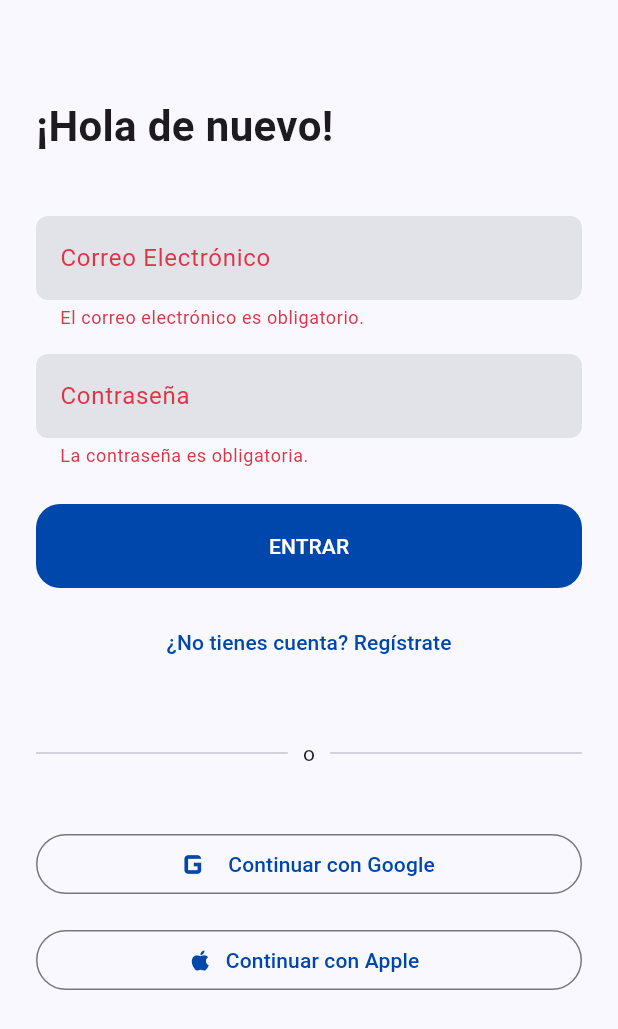
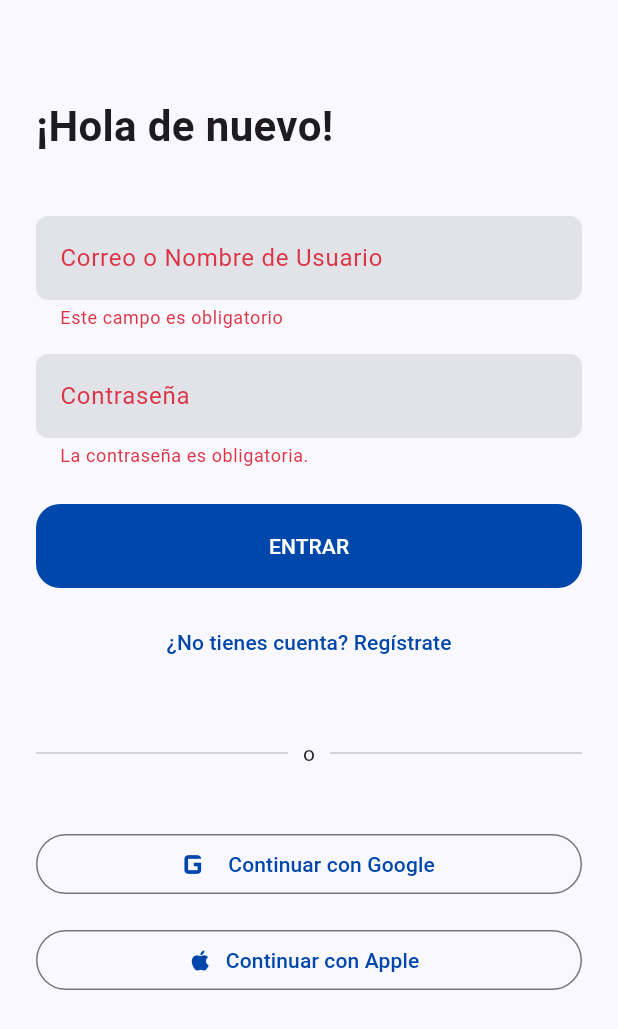
Before and after one commit to SCvenger/ChowTrack_App, a Flutter app: the screen it shows after launch, after a tap on "ENTRAR", on a phone screen of 412 x 824 dp. Shown: the top 1029 px of the screen. Run offline on Flutter 3.47's test engine with Material 3 defaults, Android fonts, the phone set to English and light mode, and no system bars; our stand-ins replace google_fonts; network calls fail; Roboto replaces fonts that are missing (Metrophobic).

Commit message:
frontend: implement API configuration, email verification polling view, and custom error dialog bubbles

```diff
--- a/frontend/lib/core/app_theme.dart
+++ b/frontend/lib/core/app_theme.dart
@@ -5,7 +5,7 @@ import 'package:google_fonts/google_fonts.dart';
 // Aquí guardamos los colores exactos de tu diseño.
 class AppColors {
   static const Color trustBlue = Color(0xFF0047AB); // Tu color de autoridad
-  static const Color emeraldGreen = Color(0xFF50C878); // Para estados seguros
+  static const Color esmeraldGreen = Color(0xFF50C878); // Para estados seguros
   static const Color panicRed = Color(0xFFDC3545); // EXCLUSIVO para emergencias
   static const Color surface = Color(0xFFFAF8FF); // Fondo principal
   static const Color outline = Color(0xFF737784); // Bordes de inputs
--- a/frontend/lib/features/auth/auth_view.dart
+++ b/frontend/lib/features/auth/auth_view.dart
@@ -1,7 +1,8 @@
 import 'package:chowtrack/core/app_theme.dart';
 import 'package:chowtrack/core/utils/app_validators.dart';
+import 'package:chowtrack/features/auth/email_verification_view.dart';
 import 'package:chowtrack/features/home/homeview.dart';
-import 'package:chowtrack/features/petRegistration/wizardsteps.dart';
+import 'package:chowtrack/features/petRegistration/wizardsteps.dart'; // ¡Vuelve a ser útil aquí!
 import 'package:flutter/material.dart';
 import 'auth_controller.dart';
 
@@ -16,7 +17,7 @@ class _AuthViewState extends State<AuthView> {
   final AuthController _authController = AuthController();
   final _formKey = GlobalKey<FormState>();
 
-  final _emailController = TextEditingController();
+  final _identityController = TextEditingController();
   final _passwordController = TextEditingController();
   final _confirmPasswordController = TextEditingController();
 
@@ -30,38 +31,38 @@ class _AuthViewState extends State<AuthView> {
 
   @override
   void dispose() {
-    // Limpiamos controladores para evitar fugas de memoria
-    _emailController.dispose();
+    _identityController.dispose();
     _passwordController.dispose();
     _confirmPasswordController.dispose();
     _authController.dispose();
     super.dispose();
   }
 
-  // Ejecuta la validación del frontend y dispara la lógica del controlador
   void _submitForm() async {
     if (_formKey.currentState!.validate()) {
       final success = await _authController.authenticateWithEmail(
-        email: _emailController.text.trim(),
+        identity: _identityController.text.trim(),
         password: _passwordController.text.trim(),
       );
 
       if (success && mounted) {
         if (_authController.isLoginMode) {
-          // Usuario antiguo -> Va directo al Inicio
+          // Flujo Email 1: Usuario existente -> Al mapa
           Navigator.pushReplacement(
             context,
             MaterialPageRoute(builder: (_) => const HomeView()),
           );
         } else {
-          // Usuario nuevo -> Va al paso a paso de la mascota
-          Navigator.pushReplacement(
+          // Flujo Email 2: Usuario nuevo -> A verificar correo (quien luego lo mandará al Wizard)
+          Navigator.push(
             context,
-            MaterialPageRoute(builder: (_) => const PetRegistrationWizard()),
+            MaterialPageRoute(
+              builder: (_) =>
+                  EmailVerificationView(email: _identityController.text.trim()),
+            ),
           );
         }
       } else if (mounted && _authController.errorMessage != null) {
-        // Muestra errores devueltos por el servidor si los hubiera
         ScaffoldMessenger.of(context).showSnackBar(
           SnackBar(
             content: Text(_authController.errorMessage!),
@@ -95,21 +96,35 @@ class _AuthViewState extends State<AuthView> {
                 ),
                 const SizedBox(height: 40),
 
-                // CAMPOS DEL FORMULARIO
                 TextFormField(
-                  controller: _emailController,
-                  keyboardType: TextInputType.emailAddress,
+                  controller: _identityController,
+                  keyboardType: _authController.isLoginMode
+                      ? TextInputType.text
+                      : TextInputType.emailAddress,
                   decoration: InputDecoration(
-                    labelText: "Correo Electrónico",
-                    hintText: "usuario@gmail.com",
+                    labelText: _authController.isLoginMode
+                        ? "Correo o Nombre de Usuario"
+                        : "Correo Electrónico",
+                    hintText: _authController.isLoginMode
+                        ? "ejemplo@gmail.com o tu_usuario"
+                        : "usuario@gmail.com",
                   ),
-                  validator: AppValidators.email,
+                  validator: (value) {
+                    if (value == null || value.trim().isEmpty) {
+                      return 'Este campo es obligatorio';
+                    }
+                    if (!_authController.isLoginMode) {
+                      return AppValidators.email(value);
+                    }
+                    return null;
+                  },
                 ),
                 AppTheme.spacer,
+
                 TextFormField(
                   controller: _passwordController,
                   obscureText: true,
-                  decoration: InputDecoration(
+                  decoration: const InputDecoration(
                     labelText: "Contraseña",
                     hintText: "**********",
                   ),
@@ -121,7 +136,7 @@ class _AuthViewState extends State<AuthView> {
                   TextFormField(
                     controller: _confirmPasswordController,
                     obscureText: true,
-                    decoration: InputDecoration(
+                    decoration: const InputDecoration(
                       labelText: "Confirmar Contraseña",
                       hintText: "**********",
                     ),
@@ -135,7 +150,6 @@ class _AuthViewState extends State<AuthView> {
 
                 const SizedBox(height: 24),
 
-                // BOTÓN PRINCIPAL ADAPTATIVO
                 _authController.isLoading
                     ? const Center(
                         child: Padding(
@@ -144,8 +158,7 @@ class _AuthViewState extends State<AuthView> {
                         ),
                       )
                     : FilledButton(
-                        onPressed:
-                            _submitForm, // Cambiado de () {} a nuestra función de lógica
+                        onPressed: _submitForm,
                         child: Text(
                           _authController.isLoginMode
                               ? "ENTRAR"
@@ -176,13 +189,38 @@ class _AuthViewState extends State<AuthView> {
                 ),
                 const SizedBox(height: 40),
 
-                // BOTONES SOCIALES
                 OutlinedButton.icon(
                   onPressed: () async {
+                    final currentContext = context;
                     final googleSuccess = await _authController
                         .signInWithGoogle();
-                    if (googleSuccess && mounted) {
-                      // Manejar redirección tras autenticar con Google
+
+                    if (!currentContext.mounted) return;
+
+                    if (googleSuccess) {
+                      // Corrección de lógica para Google: Filtramos por modo de pantalla
+                      if (_authController.isLoginMode) {
+                        // Flujo Google 1: Login exitoso -> Al mapa directamente
+                        Navigator.pushReplacement(
+                          currentContext,
+                          MaterialPageRoute(builder: (_) => const HomeView()),
+                        );
+                      } else {
+                        // Flujo Google 2: Registro exitoso -> Se salta la verificación y va al Wizard
+                        Navigator.pushReplacement(
+                          currentContext,
+                          MaterialPageRoute(
+                            builder: (_) => const PetRegistrationWizard(),
+                          ),
+                        );
+                      }
+                    } else if (_authController.errorMessage != null) {
+                      ScaffoldMessenger.of(currentContext).showSnackBar(
+                        SnackBar(
+                          content: Text(_authController.errorMessage!),
+                          backgroundColor: AppColors.panicRed,
+                        ),
+                      );
                     }
                   },
                   icon: const Icon(Icons.g_mobiledata, size: 30),
@@ -193,9 +231,9 @@ class _AuthViewState extends State<AuthView> {
                   ),
                 ),
                 AppTheme.spacer,
+
                 OutlinedButton.icon(
-                  onPressed:
-                      _authController.signInWithApple, // Apunta al stub vacío
+                  onPressed: _authController.signInWithApple,
                   icon: const Icon(Icons.apple),
                   label: Text(
                     _authController.isLoginMode
--- a/frontend/pubspec.yaml
+++ b/frontend/pubspec.yaml
@@ -35,6 +35,9 @@ dependencies:
   # Use with the CupertinoIcons class for iOS style icons.
   cupertino_icons: ^1.0.8
   google_fonts: ^8.1.0
+  http: ^1.6.0
+  supabase_flutter: ^2.12.4
+  url_launcher: ^6.3.2
 
 dev_dependencies:
   flutter_test:
```
Also changed, not shown: frontend/lib/features/auth/auth_controller.dart (+102 -20 lines), frontend/lib/features/auth/email_verification_view.dart (added, +199 -0 lines), frontend/lib/main.dart (+2 -40 lines), frontend/pubspec.lock, 7 other files.
